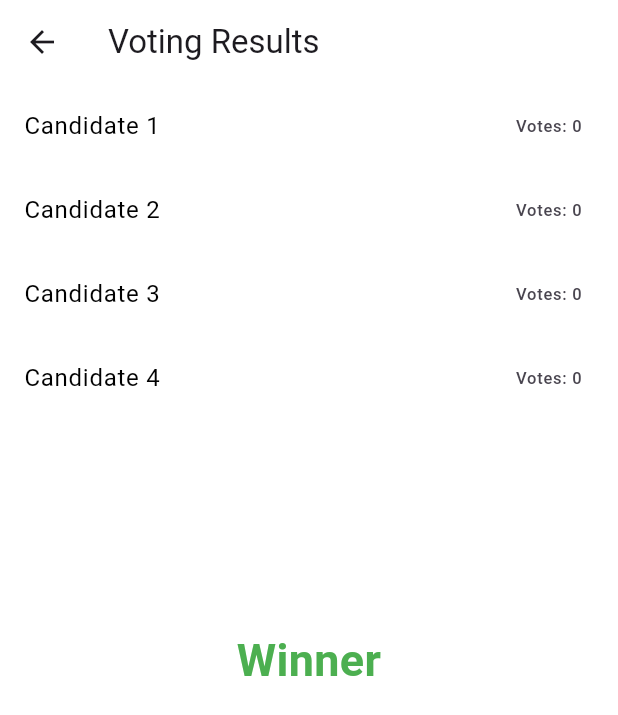
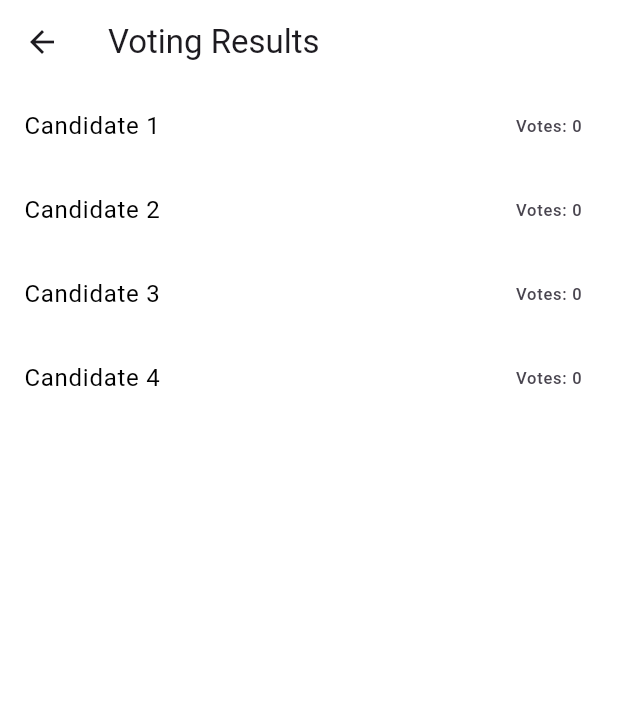
Before and after one commit to Nabinji/Flutter_Provider, a Flutter app: the ResultScreen screen opened directly, on a phone screen of 412 x 824 dp. Shown: the top 715 px of the screen. Run offline on Flutter 3.47's test engine with Material 3 defaults, Android fonts, the phone set to English and light mode, and no system bars; missing offline and left inert: function_tree.

Commit message:
vote app final

```diff
--- a/lib/Voting App/Screen/result_screen.dart
+++ b/lib/Voting App/Screen/result_screen.dart
@@ -2,42 +2,29 @@ import 'package:flutter/material.dart';
 import 'package:provider/provider.dart';
 
 import '../Provider/voting_provider.dart';
-
 
 class ResultScreen extends StatelessWidget {
   const ResultScreen({super.key});
 
   @override
   Widget build(BuildContext context) {
-    // Accessing the VotingProvider instance to get the results.
     final votingProvider = Provider.of<VotingProvider>(context);
-
-    // Boolean that checks if there is a tie among the top candidates.
     final isTie = votingProvider.isTie;
-
-    // List of candidates who have the highest votes (could be a tie or a single winner).
     final winners = votingProvider.winners;
-
     return Scaffold(
       backgroundColor: Colors.white,
       appBar: AppBar(
-        title: const Text('Voting Results'),
         backgroundColor: Colors.white,
+        title: const Text("Voting Results"),
       ),
       body: Column(
         children: [
-          // Expanded widget to fill available space with the ListView.
           Expanded(
             child: ListView.builder(
-              // Getting the number of candidates to build the list.
               itemCount: votingProvider.candidates.length,
               itemBuilder: (context, index) {
-                // Accessing each candidate from the candidates list by index.
                 final candidate = votingProvider.candidates[index];
-
-                // Check if the candidate is one of the winners to highlight them.
                 final isWinner = winners.contains(candidate);
-
                 return ListTile(
                   title: Text(
                     candidate.name,
@@ -47,28 +34,26 @@ class ResultScreen extends StatelessWidget {
                       color: isWinner ? Colors.green : Colors.black,
                     ),
                   ),
-                  // Displaying the number of votes for the candidate
-                  trailing: Text('Votes: ${candidate.votes}'),
-                  // "Winner" or "Tied for Winner" based on the result.
+                  trailing: Text("Votes: ${candidate.votes}"),
                   subtitle: isWinner
-                      ? Text(isTie ? 'Tied for Winner' : 'Winner')
+                      ? Text(isTie ? "Tie for Winner" : "Winner")
                       : null,
                 );
               },
             ),
           ),
-          // Display a message if there is a tie among the top candidates.
-
           Padding(
-              padding: const EdgeInsets.all(16.0),
-              child: Text(
-                isTie ? 'It\'s a tie!' : "Winner",
-                style:  TextStyle(
-                    fontSize: 30,
-                    fontWeight: FontWeight.bold,
-                    color:isTie ? Colors.red: Colors.green),
-                textAlign: TextAlign.center,
-              )),
+            padding: const EdgeInsets.all(16),
+            child: Text(
+              isTie ? "It's a tie!" : "",
+              textAlign: TextAlign.center,
+              style: TextStyle(
+                fontSize: 30,
+                fontWeight: FontWeight.bold,
+                color:  isTie? Colors.red: Colors.green
+              ),
+            ),
+          ),
           const Spacer(),
         ],
       ),
--- a/lib/main.dart
+++ b/lib/main.dart
@@ -3,10 +3,10 @@ import 'package:flutter_provider/Voting%20App/Provider/voting_provider.dart';
 import 'package:flutter_provider/Voting%20App/Screen/voting_screen.dart';
 import 'package:provider/provider.dart';
 
-
 void main() {
   runApp(const MyApp());
 }
+
 class MyApp extends StatelessWidget {
   const MyApp({super.key});
 
@@ -14,7 +14,6 @@ class MyApp extends StatelessWidget {
   @override
   Widget build(BuildContext context) {
     return ChangeNotifierProvider(
-
       create: (context) => VotingProvider(),
       child: const MaterialApp(
         debugShowCheckedModeBanner: false,
```
Also changed, not shown: lib/Voting App/Provider/voting_provider.dart (+7 -21 lines), lib/Voting App/Screen/voting_screen.dart (+7 -18 lines).
